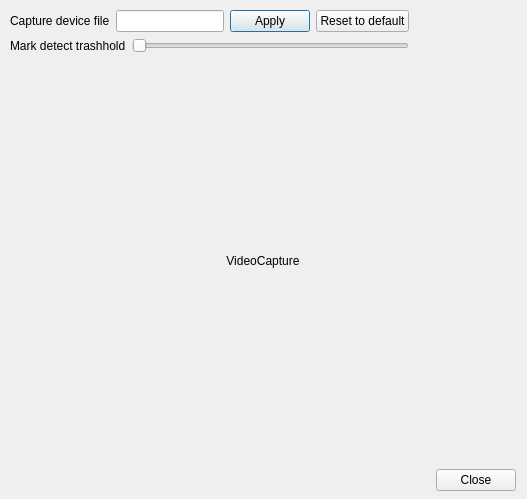
The window that SettingsWindow.ui (xintrea/movenoid) describes before a commit, drawn with Qt 5.
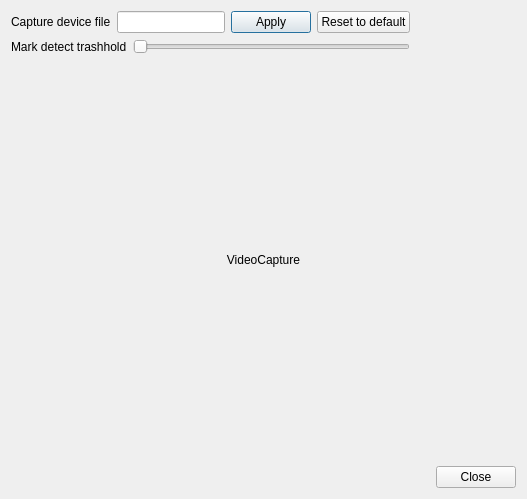
The same window after the commit.

Commit message: В окне настроек теперь обновляется картинка, по-сути стало отображаться видео

Diff of the .ui file:
```diff
--- a/SettingsWindow.ui
+++ b/SettingsWindow.ui
@@ -19,15 +19,8 @@
   <property name="windowTitle">
    <string>Dialog</string>
   </property>
-  <widget class="QWidget" name="verticalLayoutWidget">
-   <property name="geometry">
-    <rect>
-     <x>10</x>
-     <y>10</y>
-     <width>506</width>
-     <height>481</height>
-    </rect>
-   </property>
+  <layout class="QVBoxLayout" name="verticalLayout">
+   <item>
    <layout class="QVBoxLayout" name="mainVerticalLayout">
     <item>
      <layout class="QHBoxLayout" name="toolsAsHeaderLayout">
@@ -127,7 +120,8 @@
      </widget>
     </item>
    </layout>
-  </widget>
+   </item>
+  </layout>
  </widget>
  <resources/>
  <connections>
```
Lines whose indentation alone changed are shown as unchanged. The commit also changes 4 other files.
